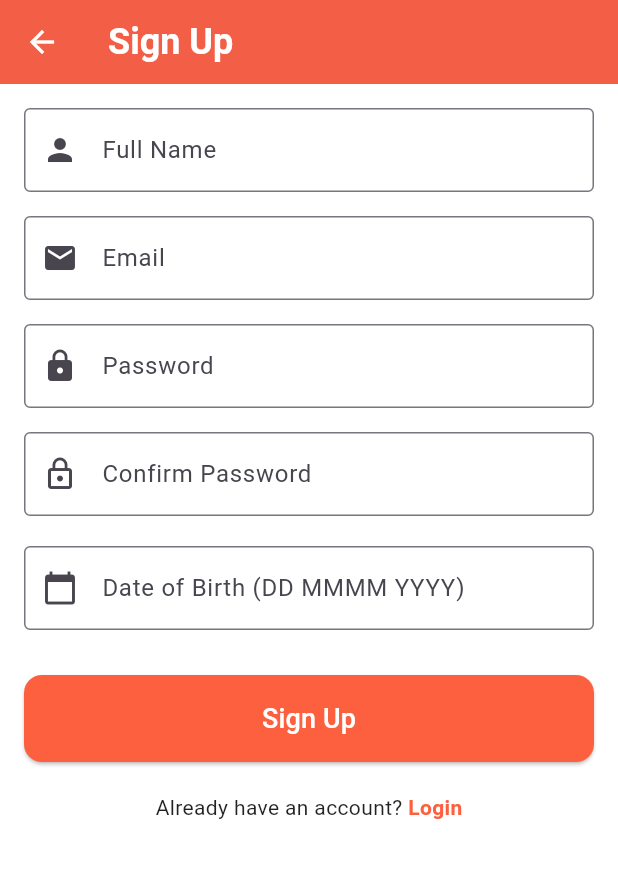
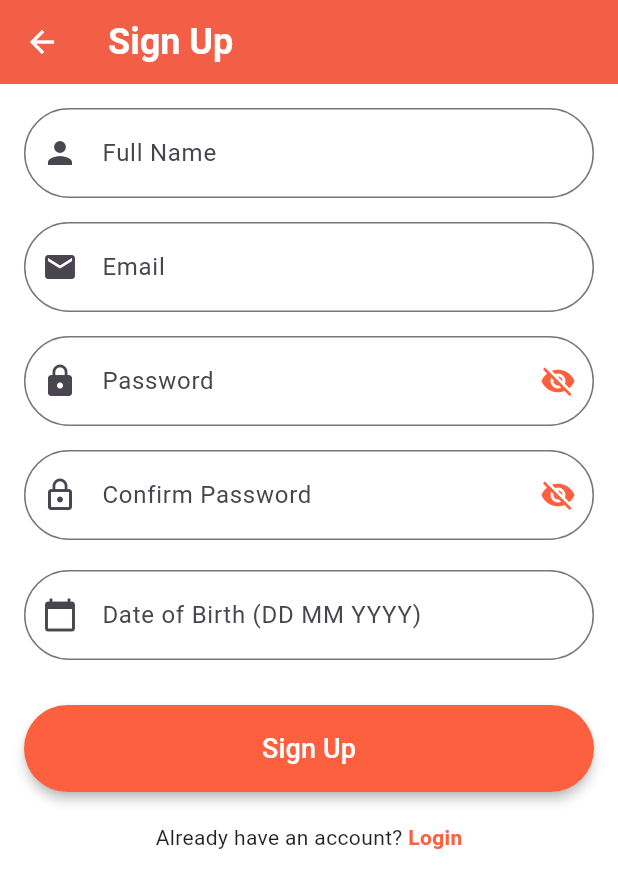
Before and after one commit to IsiriBhatSM/Learn-E, a Flutter app: the SignUpScreen screen opened by its route, on a phone screen of 412 x 824 dp. Shown: the top 888 px of the screen. Run offline on Flutter 3.47's test engine with Material 3 defaults, Android fonts, the phone set to English and light mode, and no system bars; our stand-ins replace confetti, shared_preferences; accounts and stored records are empty.

Commit message:
added input validation to login page and made some ui changes in signup page

```diff
--- a/lib/pages/signup_screen.dart
+++ b/lib/pages/signup_screen.dart
@@ -21,6 +21,7 @@ class _SignUpScreenState extends State<SignUpScreen> {
   final _dobController = TextEditingController();
 
   bool _isSubmitting = false;
+
 
   // Helper to format month name (Jan, Feb, …)
   String monthName(int month) {
@@ -68,9 +69,15 @@ class _SignUpScreenState extends State<SignUpScreen> {
     super.dispose();
   }
 
+  bool _obscurePassword = true;
+  bool _obscureConfirmPassword = true;
+
   @override
   Widget build(BuildContext context) {
     final theme = Theme.of(context);
+    final isDark = theme.brightness == Brightness.dark;
+    final textColor = isDark ? Colors.white70 : Colors.black87;
+    final hintColor = isDark ? Colors.white54 : Colors.black54;
 
     return Scaffold(
       appBar: AppBar(
@@ -86,11 +93,19 @@ class _SignUpScreenState extends State<SignUpScreen> {
               children: [
                 // Full Name
                 TextFormField(
+                  style: TextStyle(color: textColor),
                   controller: _nameController,
-                  decoration: const InputDecoration(
+                  decoration: InputDecoration(
+                    hintStyle: TextStyle(color: hintColor),
                     labelText: 'Full Name',
-                    border: OutlineInputBorder(),
-                    prefixIcon: Icon(Icons.person),
+                    border: OutlineInputBorder(
+                    borderRadius: BorderRadius.circular(30),
+                  ),
+                  contentPadding: const EdgeInsets.symmetric(
+                    horizontal: 20,
+                    vertical: 18,
+                  ),
+                    prefixIcon: const Icon(Icons.person),
                   ),
                   validator: (v) =>
                       v?.trim().isEmpty ?? true ? 'Name cannot be empty' : null,
@@ -99,12 +114,20 @@ class _SignUpScreenState extends State<SignUpScreen> {
 
                 // Email
                 TextFormField(
+                  style: TextStyle(color: textColor),
                   controller: _emailController,
                   keyboardType: TextInputType.emailAddress,
-                  decoration: const InputDecoration(
+                  decoration: InputDecoration(
+                    hintStyle: TextStyle(color: hintColor),
                     labelText: 'Email',
-                    border: OutlineInputBorder(),
-                    prefixIcon: Icon(Icons.email),
+                    border: OutlineInputBorder(
+                    borderRadius: BorderRadius.circular(30),
+                  ),
+                  contentPadding: const EdgeInsets.symmetric(
+                    horizontal: 20,
+                    vertical: 18,
+                  ),
+                    prefixIcon: const Icon(Icons.email),
                   ),
                   validator: (v) {
                     if (v?.trim().isEmpty ?? true) return 'Email cannot be empty';
@@ -116,12 +139,28 @@ class _SignUpScreenState extends State<SignUpScreen> {
 
                 // Password
                 TextFormField(
+                  style: TextStyle(color: textColor),
                   controller: _passwordController,
-                  obscureText: true,
-                  decoration: const InputDecoration(
+                  obscureText: _obscurePassword,
+                  decoration: InputDecoration(
+                    hintStyle: TextStyle(color: hintColor),
                     labelText: 'Password',
-                    border: OutlineInputBorder(),
-                    prefixIcon: Icon(Icons.lock),
+                    border: OutlineInputBorder(
+                    borderRadius: BorderRadius.circular(30),
+                  ),
+                  contentPadding: const EdgeInsets.symmetric(
+                    horizontal: 20,
+                    vertical: 18,
+                  ),
+                    prefixIcon: const Icon(Icons.lock),
+                    suffixIcon: IconButton(
+                    icon: Icon(
+                      _obscurePassword ? Icons.visibility_off : Icons.visibility,
+                      color: theme.primaryColor,
+                    ),
+                    onPressed: () =>
+                        setState(() => _obscurePassword = !_obscurePassword),
+                  ),
                   ),
                   validator: (v) =>
                       (v?.length ?? 0) < 6 ? 'Password must be ≥6 characters' : null,
@@ -130,12 +169,28 @@ class _SignUpScreenState extends State<SignUpScreen> {
 
                 // Confirm Password
                 TextFormField(
+                  style: TextStyle(color: textColor),
                   controller: _confirmPasswordController,
-                  obscureText: true,
-                  decoration: const InputDecoration(
+                  obscureText: _obscureConfirmPassword,
+                  decoration: InputDecoration(
+                    hintStyle: TextStyle(color: hintColor),
                     labelText: 'Confirm Password',
-                    border: OutlineInputBorder(),
-                    prefixIcon: Icon(Icons.lock_outline),
+                    border: OutlineInputBorder(
+                    borderRadius: BorderRadius.circular(30),
+                  ),
+                  contentPadding: const EdgeInsets.symmetric(
+                    horizontal: 20,
+                    vertical: 18,
+                  ),
+                    prefixIcon: const Icon(Icons.lock_outline),
+                    suffixIcon: IconButton(
+                    icon: Icon(
+                      _obscureConfirmPassword ? Icons.visibility_off : Icons.visibility,
+                      color: theme.primaryColor,
+                    ),
+                    onPressed: () =>
+                        setState(() => _obscureConfirmPassword = !_obscureConfirmPassword),
+                  ),
                   ),
                   validator: (v) {
                     if (v != _passwordController.text) return 'Passwords do not match';
@@ -146,12 +201,20 @@ class _SignUpScreenState extends State<SignUpScreen> {
 
                 // Date of Birth
                 TextFormField(
+                  style: TextStyle(color: textColor),
                   controller: _dobController,
                   readOnly: true,
-                  decoration: const InputDecoration(
-                    labelText: 'Date of Birth (DD MMMM YYYY)',
-                    border: OutlineInputBorder(),
-                    prefixIcon: Icon(Icons.calendar_today),
+                  decoration: InputDecoration(
+                    hintStyle: TextStyle(color: hintColor),
+                    labelText: 'Date of Birth (DD MM YYYY)',
+                    border: OutlineInputBorder(
+                    borderRadius: BorderRadius.circular(30),
+                  ),
+                  contentPadding: const EdgeInsets.symmetric(
+                    horizontal: 20,
+                    vertical: 18,
+                  ),
+                    prefixIcon: const Icon(Icons.calendar_today),
                   ),
                   onTap: () async {
                     final DateTime? picked = await showDatePicker(
@@ -178,11 +241,12 @@ class _SignUpScreenState extends State<SignUpScreen> {
                         child: ElevatedButton(
                           onPressed: _submitForm,
                           style: ElevatedButton.styleFrom(
-                            backgroundColor: const Color(0xFFFC603F),
+                            backgroundColor: theme.primaryColor,
+                    foregroundColor: Colors.white,
                             padding: const EdgeInsets.symmetric(vertical: 16),
-                            shape: RoundedRectangleBorder(
-                              borderRadius: BorderRadius.circular(12),
-                            ),
+                           shape: RoundedRectangleBorder(
+                        borderRadius: BorderRadius.circular(30)),
+                    elevation: 3,
                           ),
                           child: const Text(
                             'Sign Up',
```
Also changed, not shown: lib/pages/login_screen.dart (+85 -12 lines).
